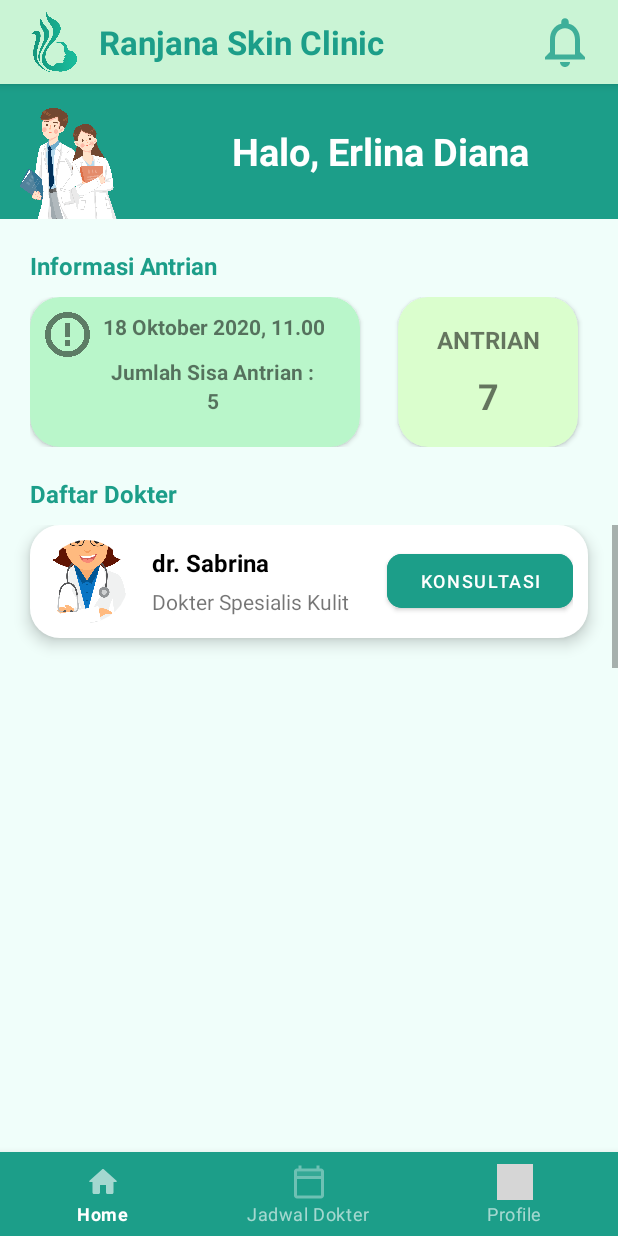
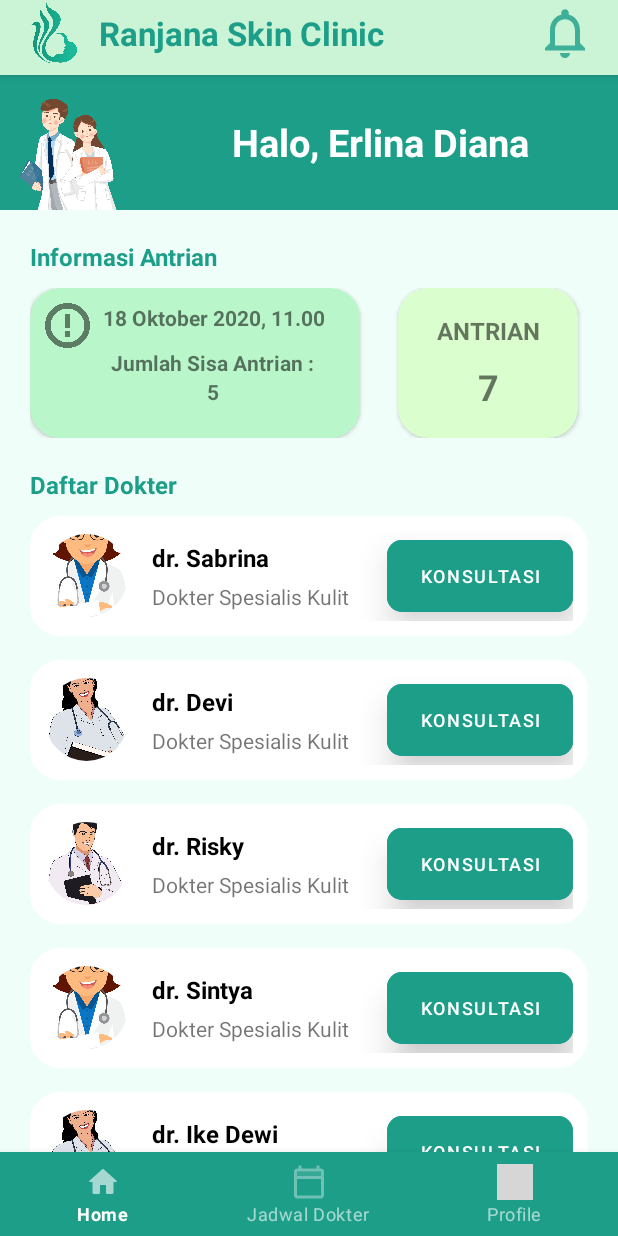
Before and after one commit to NyomanErlina/mobile_antrian_klinik, an Android app: the DashboardActivity screen opened directly, with no data from a screen before it, on a phone screen of 412 x 824 dp. Run offline under Robolectric (Android 15) with nearby library versions, the phone set to English and light mode, and no system bars; our stand-ins replace CircleImageView, navigation-ui; grey boxes are pictures that could not be loaded.

Commit message:
update pendaftaran konsultasi->menampilkan nama dokter yg sesuai

```diff
--- a/app/src/main/java/com/example/aplikasiantrianklinik/DataDokter.java
+++ b/app/src/main/java/com/example/aplikasiantrianklinik/DataDokter.java
@@ -6,11 +6,17 @@ public class DataDokter {
     private static String[] namaDokter = {
             "dr. Sabrina",
             "dr. Devi",
-            "dr. Risky"
+            "dr. Risky",
+            "dr. Sintya",
+            "dr. Ike Dewi",
+            "dr. Surya"
 
     };
 
     private static int[] fotoDokter = {
+            R.drawable.dokter1,
+            R.drawable.dokter2,
+            R.drawable.dokter3,
             R.drawable.dokter1,
             R.drawable.dokter2,
             R.drawable.dokter3
--- a/app/src/main/java/com/example/aplikasiantrianklinik/ListDokterAdapter.java
+++ b/app/src/main/java/com/example/aplikasiantrianklinik/ListDokterAdapter.java
@@ -3,11 +3,15 @@ package com.example.aplikasiantrianklinik;
 import android.view.LayoutInflater;
 import android.view.View;
 import android.view.ViewGroup;
+import android.widget.AdapterView;
+import android.widget.Button;
 import android.widget.ImageView;
 import android.widget.TextView;
 
 import androidx.annotation.NonNull;
 import androidx.recyclerview.widget.RecyclerView;
+
+import com.google.android.material.button.MaterialButton;
 
 import java.util.ArrayList;
 
@@ -15,6 +19,17 @@ public class ListDokterAdapter extends RecyclerView.Adapter<ListDokterAdapter.Li
 
     private ArrayList<Dokter> listDokter;
 
+    private OnItemClickCallback onItemClickCallback;
+
+    public void setOnItemClickCallback(OnItemClickCallback onItemClickCallback) {
+        this.onItemClickCallback = onItemClickCallback;
+    }
+
+    public interface OnItemClickCallback {
+        void onItemClicked(Dokter data);
+    }
+
+    //constructor list dokter
     public ListDokterAdapter(ArrayList<Dokter> listDokter) {
         this.listDokter = listDokter;
     }
@@ -27,11 +42,18 @@ public class ListDokterAdapter extends RecyclerView.Adapter<ListDokterAdapter.Li
     }
 
     @Override
-    public void onBindViewHolder(@NonNull ListViewHolder holder, int position) {
+    public void onBindViewHolder(@NonNull final ListViewHolder holder, int position) {
         //position menunjukan index / posisi item dalam arraylist
         Dokter currentItem = listDokter.get(position);
         holder.tvNama.setText(currentItem.getNama());
         holder.imgFoto.setImageResource(currentItem.getFoto());
+
+        holder.btnKonsul.setOnClickListener(new View.OnClickListener() {
+            @Override
+            public void onClick(View view) {
+                onItemClickCallback.onItemClicked(listDokter.get(holder.getAdapterPosition()));
+            }
+        });
 
     }
 
@@ -44,11 +66,13 @@ public class ListDokterAdapter extends RecyclerView.Adapter<ListDokterAdapter.Li
         //inisialisasi view yang ada di dalam layout item_list_dokter
         ImageView imgFoto;
         TextView tvNama;
+        MaterialButton btnKonsul;
 
         public ListViewHolder(@NonNull View itemView) {
             super(itemView);
             imgFoto = itemView.findViewById(R.id.item_foto_dokter);
             tvNama = itemView.findViewById(R.id.item_nama_dokter);
+            btnKonsul = itemView.findViewById(R.id.btn_daftar_konsul);
 
         }
     }
--- a/app/src/main/res/layout/activity_dashboard.xml
+++ b/app/src/main/res/layout/activity_dashboard.xml
@@ -13,7 +13,7 @@
         android:layout_height="match_parent">
     <LinearLayout
         android:layout_width="match_parent"
-        android:layout_height="match_parent"
+        android:layout_height="wrap_content"
         android:orientation="vertical"
         >
 
@@ -28,7 +28,7 @@
             <RelativeLayout
                 android:layout_width="wrap_content"
                 android:layout_height="wrap_content"
-                android:paddingRight="15dp">
+                android:paddingEnd="15dp">
 
                 <ImageView
                     android:id="@+id/logo_klinik"
@@ -46,7 +46,7 @@
                     android:textSize="22sp"
                     android:textColor="@color/colorAplikasi"
                     android:textStyle="bold"
-                    android:layout_toRightOf="@id/logo_klinik"
+                    android:layout_toEndOf="@id/logo_klinik"
                     android:layout_centerVertical="true"
                     />
 
@@ -78,7 +78,7 @@
             android:layout_height="wrap_content"
             android:orientation="vertical"
             android:background="@color/colorAplikasi"
-            android:paddingLeft="5dp"
+            android:paddingStart="5dp"
             android:paddingRight="10dp"
             >
 
@@ -117,7 +117,7 @@
                 android:id="@+id/text_jadwal_konsultasi"
                 android:layout_width="wrap_content"
                 android:layout_height="wrap_content"
-                android:text="Jadwal Konsultasi Anda"
+                android:text="@string/jadwal_konsultasi_anda"
                 android:textSize="16sp"
                 android:textColor="@color/colorAplikasi"
                 android:textStyle="bold"
@@ -151,7 +151,7 @@
                     <LinearLayout
                         android:layout_width="match_parent"
                         android:layout_height="wrap_content"
-                        android:layout_toRightOf="@id/info"
+                        android:layout_toEndOf="@id/info"
                         android:layout_marginStart="7dp"
                         android:orientation="vertical"
                         >
@@ -361,6 +361,11 @@
             />
 
 
+        <FrameLayout
+            android:layout_width="match_parent"
+            android:layout_height="80dp">
+
+        </FrameLayout>
 
     </LinearLayout>
 
--- a/app/src/main/res/layout/activity_pendaftaran_konsultasi.xml
+++ b/app/src/main/res/layout/activity_pendaftaran_konsultasi.xml
@@ -115,11 +115,13 @@
                     />
 
                 <TextView
+                    android:id="@+id/dokter_pendaftaran_konsul"
                     android:layout_width="wrap_content"
                     android:layout_height="wrap_content"
-                    android:text="dr. Sintya Dewi"
+                    tools:text="nama dokter untuk konsultasi"
                     android:textSize="16sp"
                     android:textColor="@android:color/black"
+                    android:textStyle="bold"
                     android:layout_marginStart="10dp"
                     android:layout_marginTop="5dp"
                     />
--- a/app/src/main/res/layout/item_list_dokter.xml
+++ b/app/src/main/res/layout/item_list_dokter.xml
@@ -3,18 +3,18 @@
     xmlns:tools="http://schemas.android.com/tools"
     xmlns:app="http://schemas.android.com/apk/res-auto"
     android:layout_width="match_parent"
-    android:layout_height="match_parent"
+    android:layout_height="wrap_content"
     android:theme="@style/Theme.MyApp">
 
     <LinearLayout
         android:layout_width="match_parent"
-        android:layout_height="wrap_content"
+        android:layout_height="80dp"
         android:layout_marginStart="20dp"
         android:layout_marginEnd="20dp"
-        android:layout_marginBottom="20dp"
+        android:layout_marginBottom="16dp"
         android:orientation="horizontal"
         android:background="@drawable/shape_list"
-        android:elevation="6dp"
+
         android:padding="10dp"
         >
 
@@ -66,8 +66,9 @@
             </LinearLayout>
 
             <com.google.android.material.button.MaterialButton
+                android:id="@+id/btn_daftar_konsul"
                 android:layout_width="match_parent"
-                android:layout_height="wrap_content"
+                android:layout_height="match_parent"
                 android:layout_toEndOf="@+id/keterangan_dokter"
                 android:layout_marginStart="25dp"
                 android:clickable="true"
@@ -80,7 +81,8 @@
                 android:layout_alignParentEnd="true"
                 android:layout_centerHorizontal="true"
                 android:layout_centerVertical="true"
-
+                android:elevation="14dp"
+                android:stateListAnimator="@null"
                 />
 
         </RelativeLayout>
--- a/app/src/main/res/values/strings.xml
+++ b/app/src/main/res/values/strings.xml
@@ -37,5 +37,6 @@
     <string name="pilih_foto">Pilih Foto</string>
     <string name="my_profile">MY PROFILE</string>
     <string name="dokter_spesialis_kulit">Dokter Spesialis Kulit</string>
+    <string name="jadwal_konsultasi_anda">Jadwal Konsultasi Anda</string>
 
 </resources>
```
Also changed, not shown: app/src/main/java/com/example/aplikasiantrianklinik/DashboardActivity.java (+18 -1 lines), app/src/main/java/com/example/aplikasiantrianklinik/LoginActivity.java (+8 -24 lines), app/src/main/java/com/example/aplikasiantrianklinik/PendaftaranKonsultasiActivity.java (+10 -0 lines).
